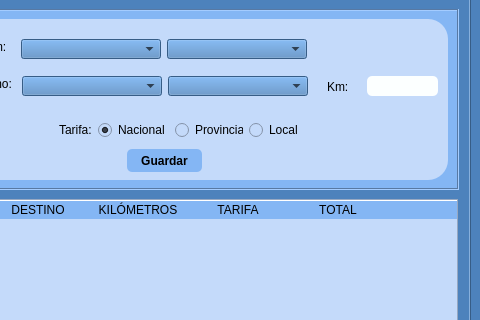
Before: the Qt Designer form templates/MainWindow.ui in braisd11/CarTeis, drawn with Qt 5; both pictures show x 544 to 1024 and y 84 to 404 of the 1024 by 950 pixel window.
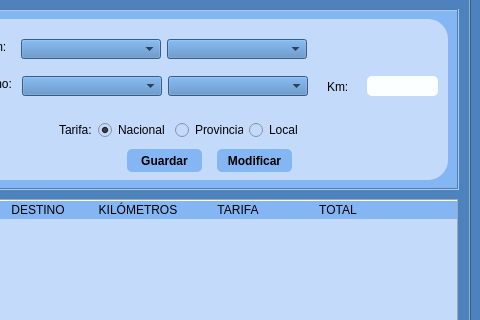
After: the same form once the commit is applied. Icons and pictures are not drawn.

Patch:
```diff
--- a/templates/MainWindow.ui
+++ b/templates/MainWindow.ui
@@ -2947,6 +2947,25 @@
            <string>Guardar</string>
           </property>
          </widget>
+         <widget class="QPushButton" name="btnModifViaje">
+          <property name="geometry">
+           <rect>
+            <x>260</x>
+            <y>130</y>
+            <width>75</width>
+            <height>23</height>
+           </rect>
+          </property>
+          <property name="font">
+           <font>
+            <weight>75</weight>
+            <bold>true</bold>
+           </font>
+          </property>
+          <property name="text">
+           <string>Modificar</string>
+          </property>
+         </widget>
         </widget>
        </widget>
        <widget class="QLabel" name="lblSubTotal">
```
